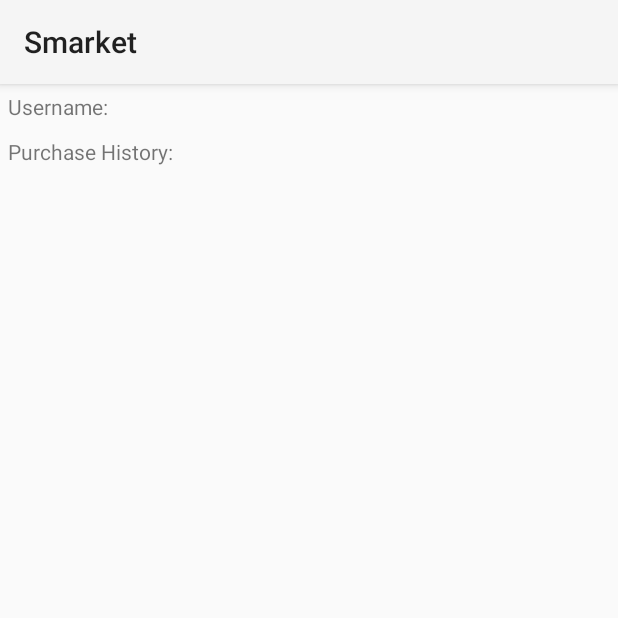
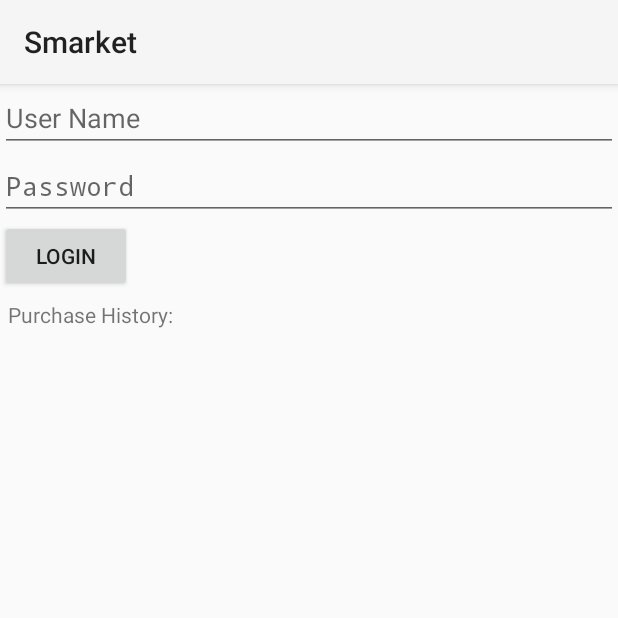
Before and after one commit to yanxusmile/Smarket, an Android app: the fragment MeFragment shown on its own in the app's theme, on a phone screen of 412 x 824 dp, the top half of it. Run offline under Robolectric (Android 15) with nearby library versions, the phone set to English and light mode, and no system bars.

Commit message:
add login

```diff
--- a/app/src/main/java/com/mobile/yanxu/smarket/MeFragment.java
+++ b/app/src/main/java/com/mobile/yanxu/smarket/MeFragment.java
@@ -3,11 +3,15 @@ package com.mobile.yanxu.smarket;
 import android.app.Fragment;
 import android.content.Intent;
 import android.os.Bundle;
+import android.text.Editable;
 import android.view.LayoutInflater;
 import android.view.View;
 import android.view.ViewGroup;
 import android.widget.AdapterView;
+import android.widget.Button;
+import android.widget.EditText;
 import android.widget.ListView;
+import android.widget.Toast;
 
 import java.util.List;
 
@@ -22,7 +26,29 @@ public class MeFragment extends Fragment
     @Override
     public View onCreateView(LayoutInflater inflater, ViewGroup container, Bundle savedInstanceState)
     {
-        View rootView = inflater.inflate(R.layout.layout_my_info, container, false);
+        View rootView = inflater.inflate(R.layout.fragment_me, container, false);
+
+	    final EditText userName = (EditText) rootView.findViewById(R.id.userName);
+	    final EditText password = (EditText) rootView.findViewById(R.id.password);
+	    final Button btnLogin = (Button) rootView.findViewById(R.id.btnLogin);
+
+	    btnLogin.setOnClickListener(new View.OnClickListener() {
+		    @Override
+		    public void onClick(View v) {
+			    String myName = userName.getText().toString();
+			    String myPassword= password.getText().toString();
+
+			    if () {
+				    Toast.makeText(getActivity(), "Successfully login", Toast.LENGTH_LONG).show();
+			    }else{
+				    Toast.makeText(getActivity(), "Wrong user name or password", Toast.LENGTH_LONG).show();
+			    }
+		    }
+	    });
+
+
+
+
 
 	    mHistoryList = LocalData.getHistoryLog();
 
--- a/app/src/main/res/layout/fragment_me.xml
+++ b/app/src/main/res/layout/fragment_me.xml
@@ -1,15 +1,53 @@
 <?xml version="1.0" encoding="utf-8"?>
 
 <LinearLayout xmlns:android="http://schemas.android.com/apk/res/android"
-    android:orientation="vertical" android:layout_width="match_parent"
-    android:layout_height="match_parent"
-    android:weightSum="1">
+              android:orientation="vertical"
+              android:layout_width="match_parent"
+              android:layout_height="match_parent">
+
+	<EditText
+		android:layout_width="match_parent"
+		android:layout_height="wrap_content"
+		android:inputType="textPersonName"
+		android:ems="10"
+		android:editable="true"
+		android:hint="User Name"
+		android:id="@+id/userName"/>
+
+	<EditText
+		android:layout_width="match_parent"
+		android:layout_height="wrap_content"
+		android:inputType="textPassword"
+		android:editable="true"
+		android:hint="Password"
+		android:ems="10"
+		android:id="@+id/password"/>
 
 
-    <TextView
-        android:layout_width="99dp"
-        android:layout_height="wrap_content"
-        android:text="New Text"
-        android:id="@+id/textView"
-        android:layout_weight="0.05" />
+
+	<!--<TextView-->
+		<!--android:layout_width="wrap_content"-->
+		<!--android:layout_height="wrap_content"-->
+		<!--android:text="Username: "-->
+		<!--android:id="@+id/textViewUsername"-->
+		<!--android:layout_margin="5dp" />-->
+
+
+	<Button
+		android:layout_width="wrap_content"
+		android:layout_height="wrap_content"
+		android:text="Login"
+		android:id="@+id/btnLogin"/>
+
+	<TextView
+		android:layout_width="wrap_content"
+		android:layout_height="wrap_content"
+		android:text="Purchase History:"
+		android:layout_margin="5dp" />
+
+	<ListView
+		android:layout_width="match_parent"
+		android:layout_height="wrap_content"
+		android:id="@+id/listViewPurchaseHistory"
+		android:clickable="true" />
 </LinearLayout>
--- a/app/src/main/res/layout/layout_my_info.xml
+++ /dev/null
@@ -1,26 +0,0 @@
-<?xml version="1.0" encoding="utf-8"?>
-
-<LinearLayout xmlns:android="http://schemas.android.com/apk/res/android"
-              android:orientation="vertical"
-              android:layout_width="match_parent"
-              android:layout_height="match_parent">
-
-	<TextView
-		android:layout_width="wrap_content"
-		android:layout_height="wrap_content"
-		android:text="Username: "
-		android:id="@+id/textViewUsername"
-		android:layout_margin="5dp" />
-
-	<TextView
-		android:layout_width="wrap_content"
-		android:layout_height="wrap_content"
-		android:text="Purchase History:"
-		android:layout_margin="5dp" />
-
-	<ListView
-		android:layout_width="match_parent"
-		android:layout_height="wrap_content"
-		android:id="@+id/listViewPurchaseHistory"
-		android:clickable="true" />
-</LinearLayout>
```
Also changed, not shown: app/src/main/java/com/mobile/yanxu/smarket/MeInfo.java (deleted, +0 -10 lines).
